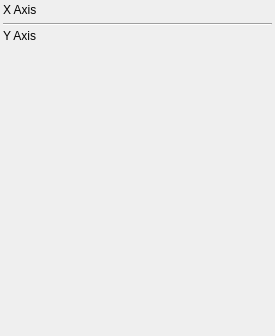
radio-astro/casa, file code/plotms/GuiTabs/PlotMSAxesTab.ui: the form before one commit.
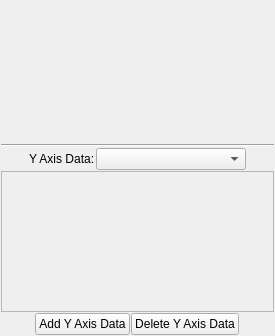
The form after the commit.

```diff
--- a/code/plotms/GuiTabs/PlotMSAxesTab.ui
+++ b/code/plotms/GuiTabs/PlotMSAxesTab.ui
@@ -18,35 +18,16 @@
   <property name="windowTitle" >
    <string>PlotMS Axes Tab</string>
   </property>
-  <layout class="QVBoxLayout" >
-   <property name="spacing" >
-    <number>3</number>
+  <layout class="QVBoxLayout" name="verticalLayout">
+   <property name="spacing">
+    <number>1</number>
    </property>
-   <property name="leftMargin" >
-    <number>3</number>
+   <property name="margin">
+    <number>1</number>
    </property>
-   <property name="topMargin" >
-    <number>3</number>
-   </property>
-   <property name="rightMargin" >
-    <number>3</number>
-   </property>
-   <property name="bottomMargin" >
-    <number>3</number>
-   </property>
    <item>
-    <widget class="QLabel" name="xLabel" >
-     <property name="text" >
-      <string>X Axis</string>
-     </property>
-     <property name="textFormat" >
-      <enum>Qt::RichText</enum>
-     </property>
-    </widget>
-   </item>
-   <item>
-    <widget class="QFrame" name="xFrame" >
-     <property name="frameShape" >
+    <widget class="QFrame" name="xFrame">
+     <property name="frameShape">
       <enum>QFrame::NoFrame</enum>
      </property>
      <property name="frameShadow" >
@@ -55,44 +36,136 @@
     </widget>
    </item>
    <item>
-    <widget class="Line" name="line" >
-     <property name="orientation" >
+    <widget class="Line" name="line_2">
+     <property name="orientation">
       <enum>Qt::Horizontal</enum>
      </property>
     </widget>
    </item>
    <item>
-    <widget class="QLabel" name="yLabel" >
-     <property name="text" >
-      <string>Y Axis</string>
-     </property>
-     <property name="textFormat" >
-      <enum>Qt::RichText</enum>
-     </property>
-    </widget>
+    <layout class="QHBoxLayout" name="horizontalLayout_2">
+     <item>
+      <spacer name="horizontalSpacer_3">
+       <property name="orientation">
+        <enum>Qt::Horizontal</enum>
+       </property>
+       <property name="sizeHint" stdset="0">
+        <size>
+         <width>40</width>
+         <height>20</height>
+        </size>
+       </property>
+      </spacer>
+     </item>
+     <item>
+      <widget class="QLabel" name="yAxisLabel">
+       <property name="text">
+        <string>Y Axis Data:</string>
+       </property>
+      </widget>
+     </item>
+     <item>
+      <widget class="QComboBox" name="yAxisCombo">
+       <property name="sizePolicy">
+        <sizepolicy hsizetype="MinimumExpanding" vsizetype="Fixed">
+         <horstretch>0</horstretch>
+         <verstretch>0</verstretch>
+        </sizepolicy>
+       </property>
+       <property name="minimumSize">
+        <size>
+         <width>150</width>
+         <height>0</height>
+        </size>
+       </property>
+       <property name="toolTip">
+        <string>Set properties of the selected y-axis.</string>
+       </property>
+      </widget>
+     </item>
+     <item>
+      <spacer name="horizontalSpacer_4">
+       <property name="orientation">
+        <enum>Qt::Horizontal</enum>
+       </property>
+       <property name="sizeHint" stdset="0">
+        <size>
+         <width>40</width>
+         <height>20</height>
+        </size>
+       </property>
+      </spacer>
+     </item>
+    </layout>
    </item>
    <item>
-    <widget class="QFrame" name="yFrame" >
-     <property name="frameShape" >
-      <enum>QFrame::NoFrame</enum>
+    <widget class="QFrame" name="yAxisFrame">
+     <property name="sizePolicy">
+      <sizepolicy hsizetype="Preferred" vsizetype="Preferred">
+       <horstretch>0</horstretch>
+       <verstretch>0</verstretch>
+      </sizepolicy>
      </property>
-     <property name="frameShadow" >
-      <enum>QFrame::Raised</enum>
+     <property name="frameShape">
+      <enum>QFrame::StyledPanel</enum>
      </property>
+     <property name="frameShadow">
+      <enum>QFrame::Sunken</enum>
+     </property>
     </widget>
    </item>
    <item>
-    <spacer>
-     <property name="orientation" >
-      <enum>Qt::Vertical</enum>
+    <layout class="QHBoxLayout" name="horizontalLayout">
+     <property name="spacing">
+      <number>1</number>
      </property>
-     <property name="sizeHint" >
-      <size>
-       <width>171</width>
-       <height>261</height>
-      </size>
-     </property>
-    </spacer>
+     <item>
+      <spacer name="horizontalSpacer">
+       <property name="orientation">
+        <enum>Qt::Horizontal</enum>
+       </property>
+       <property name="sizeHint" stdset="0">
+        <size>
+         <width>40</width>
+         <height>20</height>
+        </size>
+       </property>
+      </spacer>
+     </item>
+     <item>
+      <widget class="QPushButton" name="addYButton">
+       <property name="toolTip">
+        <string>Click to overplot another set of y-axis data on the plot.</string>
+       </property>
+       <property name="text">
+        <string>Add Y Axis Data</string>
+       </property>
+      </widget>
+     </item>
+     <item>
+      <widget class="QPushButton" name="removeYButton">
+       <property name="toolTip">
+        <string>Click to remove the selected y-axis data from the plot.</string>
+       </property>
+       <property name="text">
+        <string>Delete Y Axis Data</string>
+       </property>
+      </widget>
+     </item>
+     <item>
+      <spacer name="horizontalSpacer_2">
+       <property name="orientation">
+        <enum>Qt::Horizontal</enum>
+       </property>
+       <property name="sizeHint" stdset="0">
+        <size>
+         <width>40</width>
+         <height>20</height>
+        </size>
+       </property>
+      </spacer>
+     </item>
+    </layout>
    </item>
   </layout>
  </widget>
```
Left out of the diff: 13 changed lines with no effect on the pictures.
